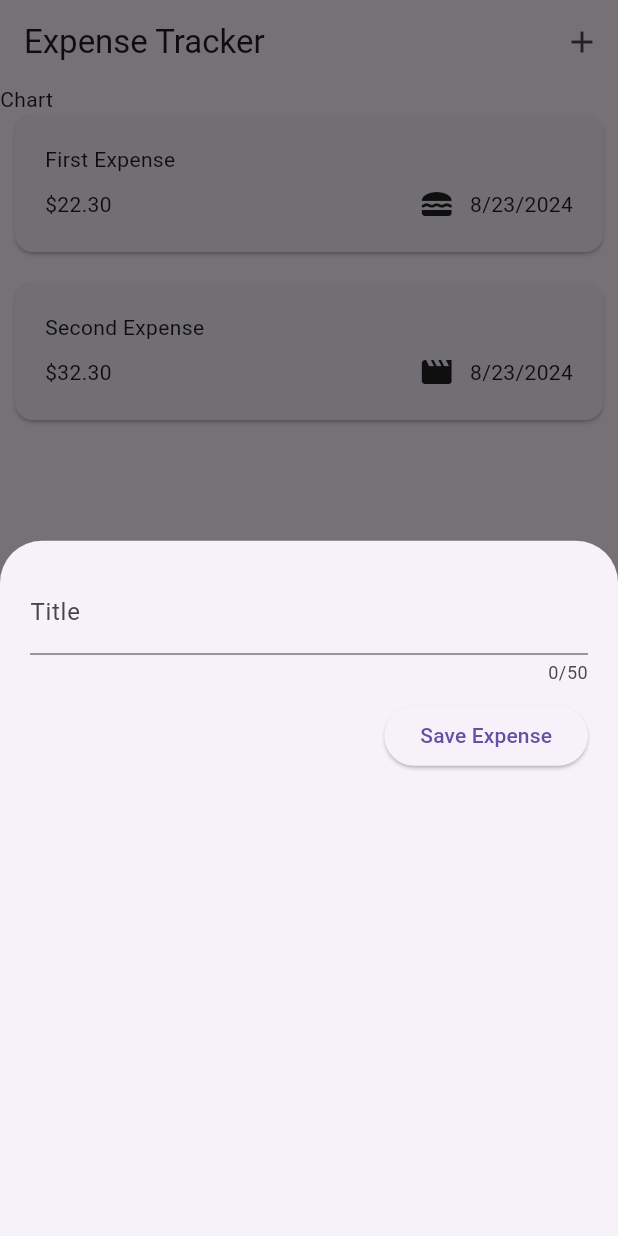
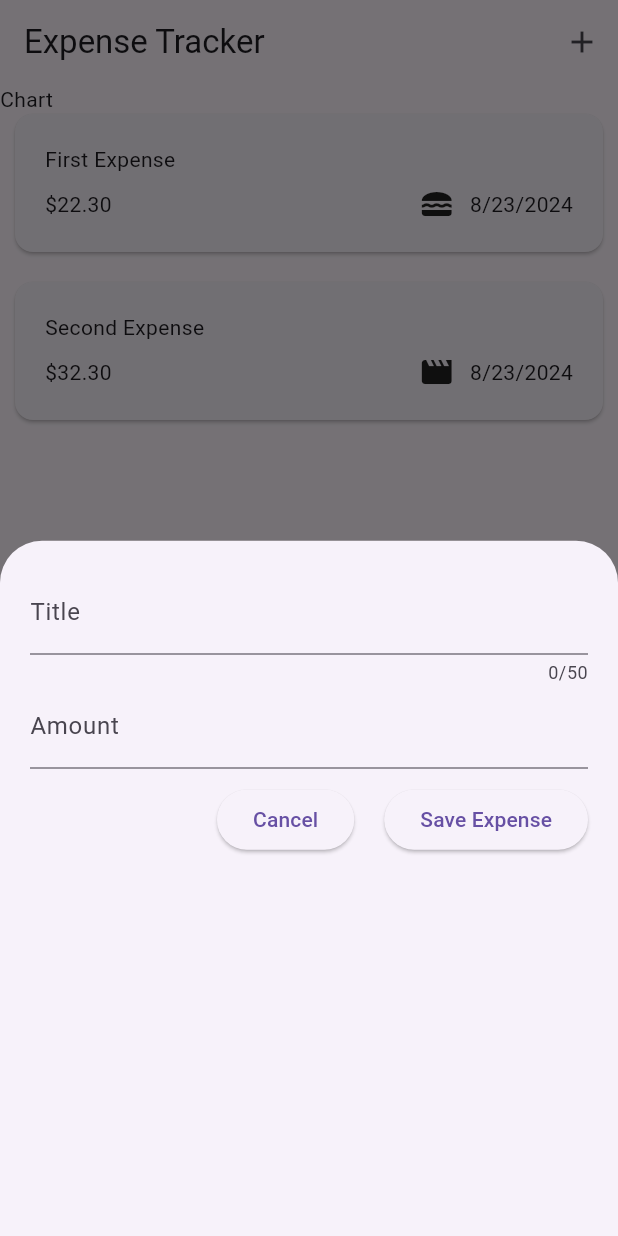
Before and after one commit to KennethMinn/EXPENSE_TRACKER_FLUTTER, a Flutter app: the screen it shows after launch, after a tap on the "add" icon, on a phone screen of 412 x 824 dp. Run offline on Flutter 3.47's test engine with Material 3 defaults, Android fonts, the phone set to English and light mode, and no system bars.

Commit message:
feat : added amount text field

```diff
--- a/lib/expense_list.dart
+++ b/lib/expense_list.dart
@@ -12,6 +12,7 @@ class ExpenseList extends StatelessWidget {
     //ListView - like Column but scrollable -builder only create when the widget is visible
     return ListView.builder(
         itemCount: expenses.length, //func will run expenses.length times
-        itemBuilder: (ctx, index) => ExpenseCard(expenses[index]));
+        itemBuilder: (ctx, index) =>
+            ExpenseCard(expenses[index])); //index will increase
   }
 }
--- a/lib/save_expense.dart
+++ b/lib/save_expense.dart
@@ -11,10 +11,12 @@ class SaveExpense extends StatefulWidget {
 
 class _SaveExpenseState extends State<SaveExpense> {
   TextEditingController titleController = TextEditingController();
+  TextEditingController amountController = TextEditingController();
 
   @override // run when the widget unmounts
   void dispose() {
     titleController.dispose(); //destory the controller
+    amountController.dispose();
     super.dispose();
   }
 
@@ -30,6 +32,12 @@ class _SaveExpenseState extends State<SaveExpense> {
             keyboardType: TextInputType.text, //default
             decoration: const InputDecoration(label: Text("Title")),
           ),
+          TextField(
+            controller: amountController,
+            keyboardType: TextInputType.number,
+            decoration:
+                const InputDecoration(prefixText: "\$", label: Text("Amount")),
+          ),
           const SizedBox(
             height: 10,
           ),
@@ -38,7 +46,17 @@ class _SaveExpenseState extends State<SaveExpense> {
             children: [
               ElevatedButton(
                   onPressed: () {
+                    // remove the current context(SaveExpense) off of the screen
+                    Navigator.pop(context);
+                  },
+                  child: const Text("Cancel")),
+              const SizedBox(
+                width: 20,
+              ),
+              ElevatedButton(
+                  onPressed: () {
                     debugPrint(titleController.text);
+                    debugPrint(amountController.text);
                   },
                   child: const Text("Save Expense")),
             ],
```
